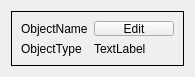
The window that package/ui/Widgets/ui/ObjectWidget.ui (DenDen039/surface-view) describes before a commit, drawn with Qt 5.
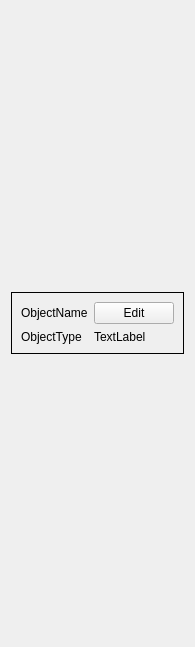
The same window after the commit.

Commit message: Implemented SWO class

Diff of the .ui file:
```diff
--- a/package/ui/Widgets/ui/ObjectWidget.ui
+++ b/package/ui/Widgets/ui/ObjectWidget.ui
@@ -7,7 +7,7 @@
     <x>0</x>
     <y>0</y>
     <width>195</width>
-    <height>77</height>
+    <height>647</height>
    </rect>
   </property>
   <property name="minimumSize">
@@ -23,7 +23,7 @@
    <item>
     <widget class="QFrame" name="frame">
      <property name="sizePolicy">
-      <sizepolicy hsizetype="Maximum" vsizetype="Maximum">
+      <sizepolicy hsizetype="Minimum" vsizetype="Maximum">
        <horstretch>0</horstretch>
        <verstretch>0</verstretch>
       </sizepolicy>
@@ -38,6 +38,33 @@
       <number>1</number>
      </property>
      <layout class="QGridLayout" name="gridLayout">
+      <property name="leftMargin">
+       <number>0</number>
+      </property>
+      <item row="1" column="0">
+       <layout class="QHBoxLayout" name="horizontalLayout" stretch="5,11">
+        <item>
+         <widget class="QWidget" name="color_view" native="true">
+          <property name="enabled">
+           <bool>true</bool>
+          </property>
+          <property name="autoFillBackground">
+           <bool>true</bool>
+          </property>
+         </widget>
+        </item>
+        <item>
+         <layout class="QGridLayout" name="gridLayout_2" columnstretch="1,0">
+          <item row="0" column="1">
+           <widget class="QPushButton" name="button_edit">
+            <property name="text">
+             <string>Edit</string>
+            </property>
+            <property name="flat">
+             <bool>false</bool>
+            </property>
+           </widget>
+          </item>
       <item row="0" column="0">
        <widget class="QLabel" name="label_name">
         <property name="text">
@@ -59,15 +86,9 @@
         </property>
        </widget>
       </item>
-      <item row="0" column="1">
-       <widget class="QPushButton" name="button_edit">
-        <property name="text">
-         <string>Edit</string>
-        </property>
-        <property name="flat">
-         <bool>false</bool>
-        </property>
-       </widget>
+         </layout>
+        </item>
+       </layout>
       </item>
      </layout>
     </widget>
```
Lines whose indentation alone changed are shown as unchanged. The commit also changes 3 other files.
